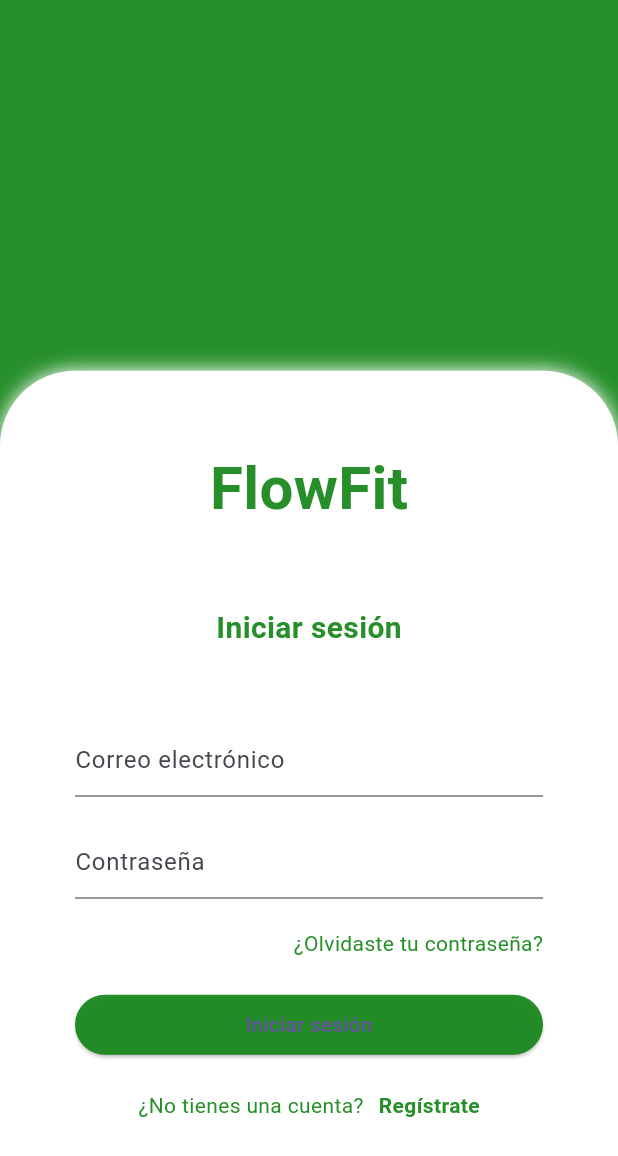
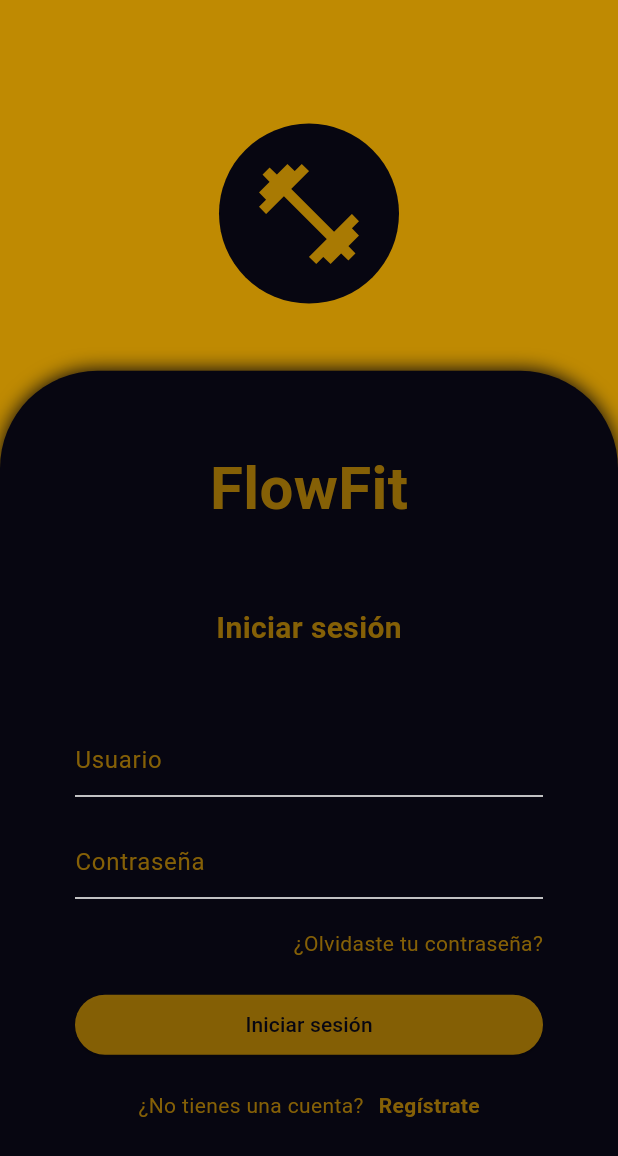
Before and after one commit to CristoferPadilla/flowfit_mobile, a Flutter app: the screen it shows after launch, on a phone screen of 412 x 824 dp. Shown: the top 1156 px of the screen. Run offline on Flutter 3.47's test engine with Material 3 defaults, Android fonts, the phone set to English and light mode, and no system bars.

Commit message:
staticlogin finished

```diff
--- a/flowfit_mobile/lib/features/login/screen/login_screen.dart
+++ b/flowfit_mobile/lib/features/login/screen/login_screen.dart
@@ -1,8 +1,18 @@
+import 'package:flowfit_mobile/features/login/widget/text/title_text.dart';
+import 'package:flowfit_mobile/features/login/widget/textfield/custome_textfield.dart';
 import 'package:flowfit_mobile/resources/themes/primary_theme.dart';
 import 'package:flutter/material.dart';
 
-class LoginScreen extends StatelessWidget {
+class LoginScreen extends StatefulWidget {
   const LoginScreen({Key? key}) : super(key: key);
+
+  @override
+  // ignore: library_private_types_in_public_api
+  _LoginScreenState createState() => _LoginScreenState();
+}
+
+class _LoginScreenState extends State<LoginScreen> {
+  bool isTextFieldClicked = false;
 
   @override
   Widget build(BuildContext context) {
@@ -14,19 +24,36 @@ class LoginScreen extends StatelessWidget {
         children: [
           Container(
             width: double.infinity,
-            color: PrimaryTheme.primaryColor,
+            color: PrimaryTheme.secundaryColor.withOpacity(0.9),
           ),
+          if (!isTextFieldClicked)
+            Positioned(
+              top: height * 0.1,
+              child: Container(
+                width: 120,
+                height: 120,
+                decoration: const BoxDecoration(
+                  color: PrimaryTheme.backgroundColor,
+                  shape: BoxShape.circle,
+                ),
+                child: Icon(
+                  Icons.fitness_center,
+                  color: PrimaryTheme.secundaryColor.withOpacity(0.8),
+                  size: 80,
+                ),
+              ),
+            ),
           Container(
             height: height * 0.7,
             decoration: const BoxDecoration(
-              color: Colors.white,
+              color: PrimaryTheme.backgroundColor,
               borderRadius: BorderRadius.only(
-                topLeft: Radius.circular(50),
-                topRight: Radius.circular(50),
+                topLeft: Radius.circular(65),
+                topRight: Radius.circular(65),
               ),
               boxShadow: [
                 BoxShadow(
-                  color: Colors.white,
+                  color: PrimaryTheme.backgroundColor,
                   blurRadius: 10,
                 ),
               ],
@@ -34,53 +61,17 @@ class LoginScreen extends StatelessWidget {
             child: Column(
               children: [
                 const SizedBox(height: 50),
-                const Text(
-                  'FlowFit',
-                  style: TextStyle(
-                    fontSize: 40,
-                    fontWeight: FontWeight.bold,
-                    color: PrimaryTheme.primaryColor,
-                  ),
-                ),
+                const CustomeTextTitle(title: 'FlowFit', size: 40,),
                 const SizedBox(height: 50),
-                const Text(
-                  'Iniciar sesión',
-                  style: TextStyle(
-                    fontSize: 20,
-                    fontWeight: FontWeight.bold,
-                    color: PrimaryTheme.primaryColor,
-
-                  ),
-                ),
+                const CustomeTextTitle(title: 'Iniciar sesión', size: 20),
                 const SizedBox(height: 50),
                 Padding(
                   padding: const EdgeInsets.symmetric(horizontal: 50),
                   child: Column(
                     children: [
-                      const TextField(
-                        decoration: InputDecoration(
-                          hintText: 'Correo electrónico',
-                          focusColor: PrimaryTheme.primaryColor,
-                          focusedBorder: UnderlineInputBorder(
-                            borderSide: BorderSide(
-                              color: PrimaryTheme.primaryColor,
-                            ),
-                          ),
-
-                        ),
-
-                      ),
+                      const CustomeTextField(title: 'Usuario', type:TextInputType.text, isPassword: false,),
                       const SizedBox(height: 20),
-                      const TextField(
-                        decoration: InputDecoration(
-                          hintText: 'Contraseña',
-                                                    focusedBorder: UnderlineInputBorder(
-                            borderSide: BorderSide(
-                              color: PrimaryTheme.primaryColor,
-                            ),
-                          ),
-                        ),
-                      ),
+                      const CustomeTextField(title: 'Contraseña', type: TextInputType.visiblePassword, isPassword: true,),
                       const SizedBox(height: 20),
                       const Row(
                         mainAxisAlignment: MainAxisAlignment.end,
@@ -88,7 +79,7 @@ class LoginScreen extends StatelessWidget {
                           Text(
                             '¿Olvidaste tu contraseña?',
                             style: TextStyle(
-                              color: PrimaryTheme.primaryColor,
+                              color: PrimaryTheme.secundaryColor,
                             ),
                           ),
                         ],
@@ -101,13 +92,17 @@ class LoginScreen extends StatelessWidget {
 
                           },
                           style: ElevatedButton.styleFrom(
-                            primary: PrimaryTheme.primaryColor,
+                            backgroundColor: PrimaryTheme.secundaryColor,
                             shape: RoundedRectangleBorder(
                               borderRadius: BorderRadius.circular(20),
-
                             ),
                           ),
-                          child: const Text('Iniciar sesión',),
+                          child: const Text(
+                            'Iniciar sesión',
+                            style: TextStyle(
+                              color: PrimaryTheme.backgroundColor
+                            ),
+                          ),
                         ),
                       ),
                       const SizedBox(height: 20),
@@ -117,7 +112,7 @@ class LoginScreen extends StatelessWidget {
                           const Text(
                             '¿No tienes una cuenta?',
                             style: TextStyle(
-                              color: PrimaryTheme.primaryColor,
+                              color: PrimaryTheme.secundaryColor,
                             ),
                           ),
                           const SizedBox(width: 10),
@@ -126,7 +121,7 @@ class LoginScreen extends StatelessWidget {
                             child: const Text(
                               'Regístrate',
                               style: TextStyle(
-                                color: PrimaryTheme.primaryColor,
+                                color: PrimaryTheme.secundaryColor,
                                 fontWeight: FontWeight.bold,
                               ),
                             ),
@@ -136,7 +131,6 @@ class LoginScreen extends StatelessWidget {
                     ],
                   ),
                 ),
-
               ],
             ),
           ),
--- /dev/null
+++ b/flowfit_mobile/lib/features/login/widget/text/title_text.dart
@@ -0,0 +1,23 @@
+import 'package:flowfit_mobile/resources/themes/primary_theme.dart';
+import 'package:flutter/material.dart';
+
+
+class CustomeTextTitle extends StatelessWidget {
+  final String title;
+  final double size;
+  const CustomeTextTitle({
+    super.key, required this.title, required this.size,
+  });
+
+  @override
+  Widget build(BuildContext context) {
+    return  Text(
+      title,
+      style: TextStyle(
+        fontSize: size,
+        fontWeight: FontWeight.bold,
+        color: PrimaryTheme.secundaryColor,
+      ),
+    );
+  }
+}
--- /dev/null
+++ b/flowfit_mobile/lib/features/login/widget/textfield/custome_textfield.dart
@@ -0,0 +1,38 @@
+import 'package:flowfit_mobile/resources/themes/primary_theme.dart';
+import 'package:flutter/material.dart';
+
+class CustomeTextField extends StatelessWidget {
+  final String title;
+  final TextInputType type;
+  final bool isPassword;
+  const CustomeTextField({
+    Key? key, required this.title, required this.type, required this.isPassword,
+  }) : super(key: key);
+
+  @override
+  Widget build(BuildContext context) {
+    return TextField(
+      obscureText: isPassword,
+      keyboardType:type ,
+      style: const TextStyle(
+        color: PrimaryTheme.secundaryColor,
+      ),
+      decoration: InputDecoration(
+        hintText: title,
+        hintStyle: const TextStyle(
+          color: PrimaryTheme.secundaryColor,
+        ),
+        focusColor: PrimaryTheme.secundaryColor,
+        focusedBorder: const UnderlineInputBorder(
+          borderSide: BorderSide(
+            style: BorderStyle.solid,
+            color: PrimaryTheme.secundaryColor,
+          ),
+        ),
+      ),
+      onTap: () {
+
+      },
+    );
+  }
+}
--- a/flowfit_mobile/lib/main.dart
+++ b/flowfit_mobile/lib/main.dart
@@ -1,4 +1,5 @@
 import 'package:flowfit_mobile/features/login/screen/login_screen.dart';
+import 'package:flowfit_mobile/resources/themes/primary_theme.dart';
 import 'package:flutter/material.dart';
 
 void main() {
@@ -10,9 +11,10 @@ class MainApp extends StatelessWidget {
 
   @override
   Widget build(BuildContext context) {
-    return const MaterialApp(
+    return  MaterialApp(
+      theme: PrimaryTheme.DarkTheme,
       debugShowCheckedModeBanner: false,
-      home: LoginScreen()
+      home: const LoginScreen()
     );
   }
 }
--- a/flowfit_mobile/lib/resources/themes/primary_theme.dart
+++ b/flowfit_mobile/lib/resources/themes/primary_theme.dart
@@ -4,5 +4,18 @@ class PrimaryTheme {
   // Colores primarios de la app
   // ignore: use_full_hex_values_for_flutter_colors
   static const Color primaryColor = Color.fromARGB(237, 22, 135, 26);
+  static const Color secundaryColor = Color.fromARGB(158, 210, 151, 0);
+//Background
   static const Color backgroundColor = Color(0xFF070611);
+
+  //Theme
+  static final ThemeData DarkTheme = ThemeData.dark().copyWith(
+    brightness: Brightness.dark,
+    primaryColor: secundaryColor,
+    colorScheme: ColorScheme.fromSwatch().copyWith(
+      secondary:secundaryColor,
+      onError: Colors.red,
+      primaryContainer: Colors.amber,
+      tertiaryContainer: Colors.green,
+    ));
 }
```
